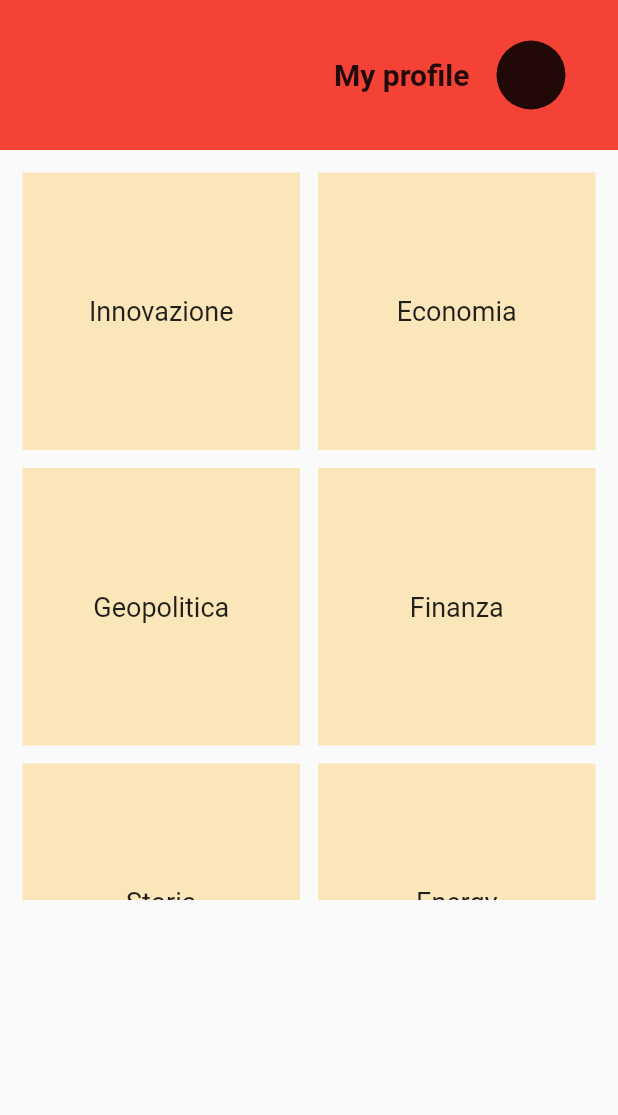
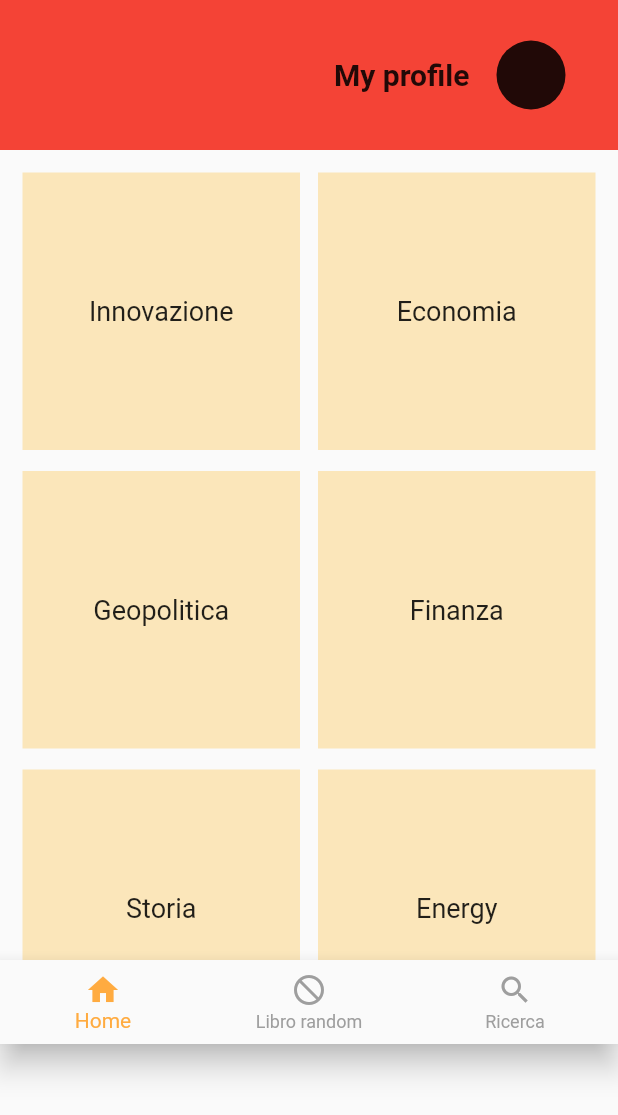
Before and after one commit to simonecarta/flutter_dopaboo, a Flutter app: the screen it shows after launch, on a phone screen of 412 x 824 dp. Shown: the top 1115 px of the screen. Run offline on Flutter 3.47's test engine with Material 2 defaults, Android fonts, the light colour scheme and no system bars.

Commit message:
BottomNavBar

```diff
--- a/lib/categories.dart
+++ b/lib/categories.dart
@@ -26,17 +26,18 @@ class _categoriesState extends State<categories> {
   @override
   Widget build(BuildContext context) {
     return SizedBox(
-      height: 500,
+      height: 540,
       child: GridView.builder(
         padding: const EdgeInsets.all(15),
         itemCount: 10,
         gridDelegate: const SliverGridDelegateWithFixedCrossAxisCount(
-            crossAxisCount: 2, crossAxisSpacing: 12, mainAxisSpacing: 12),
+            crossAxisCount: 2, crossAxisSpacing: 12, mainAxisSpacing: 14),
         itemBuilder: (context, index) {
           return Container(
             color: Color.fromARGB(111, 252, 204, 102),
             alignment: Alignment.center,
-            child: Text(listageneri[index], style: TextStyle(fontSize: 18),),
+            child:
+            Text(listageneri[index], style: TextStyle(fontSize: 18),),
           );
         },
       ),
--- a/lib/homepage.dart
+++ b/lib/homepage.dart
@@ -1,6 +1,8 @@
 import 'package:dopaboo/appbar.dart';
 import 'package:dopaboo/categories.dart';
 import 'package:flutter/material.dart';
+
+import 'homepage/bottomnavbar.dart';
 
 class HomePage extends StatefulWidget {
   const HomePage({super.key});
@@ -17,6 +19,7 @@ class _HomePageState extends State<HomePage> {
         children: [
           TopBar(),
           categories(),
+          bottomNavBar(),
         ],
       ),
     );
--- /dev/null
+++ b/lib/homepage/bottomnavbar.dart
@@ -0,0 +1,41 @@
+import 'package:flutter/material.dart';
+
+class bottomNavBar extends StatefulWidget {
+  const bottomNavBar({super.key});
+
+  @override
+  State<bottomNavBar> createState() => _bottomNavBarState();
+}
+
+class _bottomNavBarState extends State<bottomNavBar> {
+  int _selectedTab = 0;
+
+  List _pages = [
+    Center(child: Text("Home")),
+    Center(child: Text("Libro random")),
+    Center(
+      child: Text("Cerca"),
+    )
+  ];
+
+  _changeTab(int index) {
+    setState(() {
+      _selectedTab = index;
+    });
+  }
+
+  @override
+  Widget build(BuildContext context) {
+    return BottomNavigationBar(
+      onTap: (index) => _changeTab(index),
+      selectedItemColor: Colors.orangeAccent,
+      unselectedItemColor: Colors.grey,
+      items: const [
+        BottomNavigationBarItem(icon: Icon(Icons.home), label: "Home"),
+        BottomNavigationBarItem(
+            icon: Icon(Icons.block_flipped), label: "Libro random"),
+        BottomNavigationBarItem(icon: Icon(Icons.search), label: "Ricerca")
+      ],
+    );
+  }
+}
```
Also changed, not shown: lib/painterdemo.dart (deleted).
